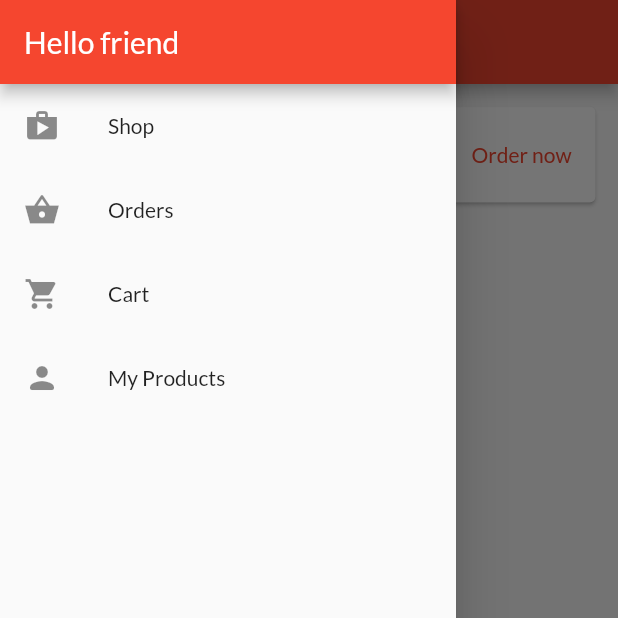
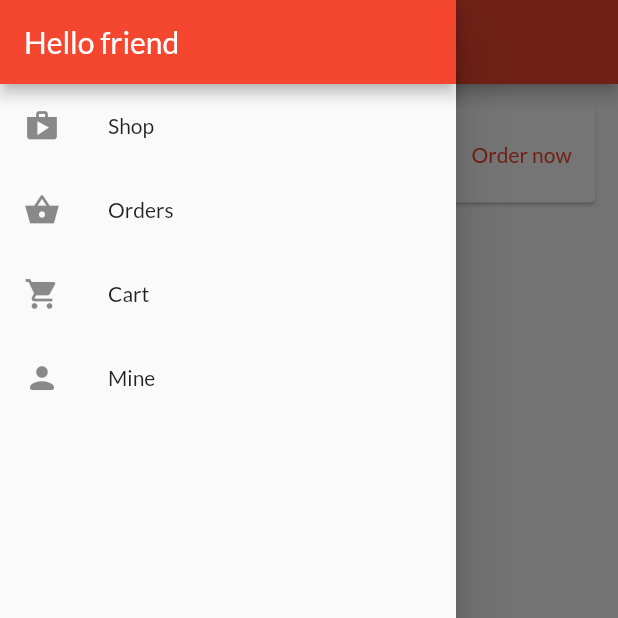
Before and after one commit to albertjblack/shopapp, a Flutter app: the CartScreen screen opened by its route, with the side drawer open, on a phone screen of 412 x 824 dp, the top half of it. Run offline on Flutter 3.47's test engine with Material 2 defaults, Android fonts, the phone set to English and light mode, and no system bars; network calls fail.

Commit message:
app drawer chg

```diff
--- a/lib/widgets/app_drawer.dart
+++ b/lib/widgets/app_drawer.dart
@@ -34,7 +34,7 @@ class AppDrawer extends StatelessWidget {
         ),
         ListTile(
           leading: const Icon(Icons.person_rounded),
-          title: const Text('My Products'),
+          title: const Text('Mine'),
           onTap: () => Navigator.of(context)
               .pushReplacementNamed(UserProductsScreen.routeName),
         )
```
